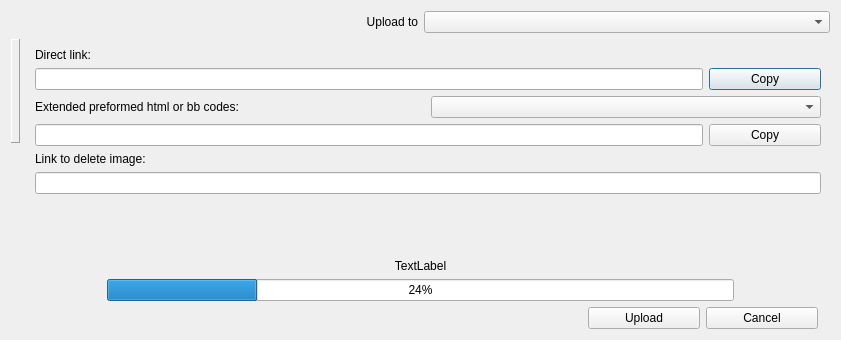
Above: src/modules/uploader/dialoguploader.ui from lxqt/screengrab before the change. Below: the same form after it.
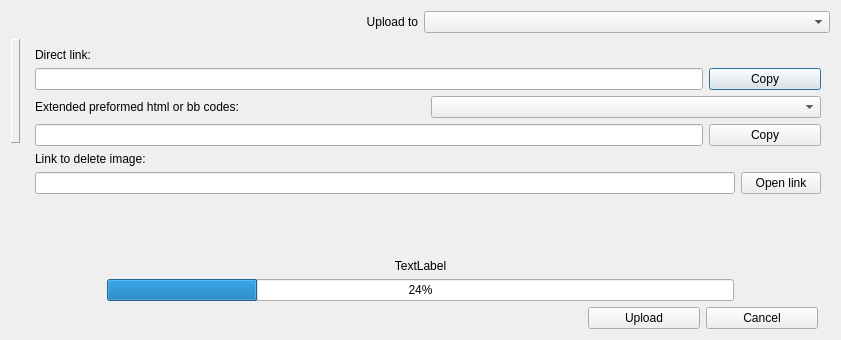
That is the form after the change.

Commit message: Add the button for open "delete link" in the window of the result uploading. issue #33

What changed in the file:
```diff
--- a/src/modules/uploader/dialoguploader.ui
+++ b/src/modules/uploader/dialoguploader.ui
@@ -147,6 +147,8 @@
           </widget>
          </item>
          <item>
+          <layout class="QHBoxLayout" name="horizontalLayout_5">
+           <item>
           <widget class="QLineEdit" name="editDeleteLink">
            <property name="readOnly">
             <bool>true</bool>
@@ -154,6 +156,15 @@
           </widget>
          </item>
          <item>
+            <widget class="QPushButton" name="butDeleteLink">
+             <property name="text">
+              <string>Open link</string>
+             </property>
+            </widget>
+           </item>
+          </layout>
+         </item>
+         <item>
           <spacer name="verticalSpacer_2">
            <property name="orientation">
             <enum>Qt::Vertical</enum>
```
Left out of the diff: 3 changed lines with no effect on the pictures. Lines whose indentation alone changed are shown as unchanged. The commit also changes 2 other files.
